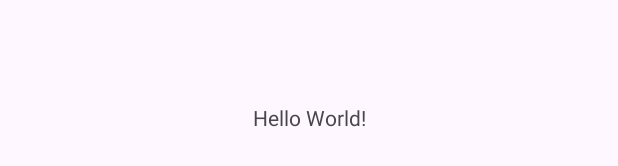
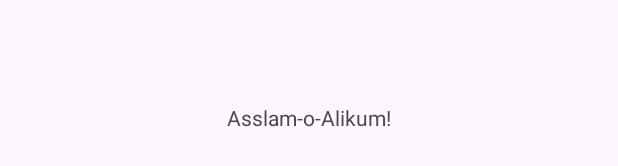
Before and after one commit to ANEESAHMAD12/test, an Android app: the layout activity_main.xml on its own in the app's theme, with its tools: preview values and no code run, on a phone screen of 412 x 824 dp. Shown: the part 501-667 px from the top of the screen. Run offline under Robolectric (Android 15) with nearby library versions, the phone set to English and light mode, and no system bars.

Commit message:
change text name

```diff
--- a/app/src/main/res/layout/activity_main.xml
+++ b/app/src/main/res/layout/activity_main.xml
@@ -10,7 +10,7 @@
     <TextView
       android:layout_width="wrap_content"
       android:layout_height="wrap_content"
-      android:text="Hello World!"
+      android:text="Asslam-o-Alikum!"
       app:layout_constraintBottom_toBottomOf="parent"
       app:layout_constraintStart_toStartOf="parent"
       app:layout_constraintEnd_toEndOf="parent"
```
